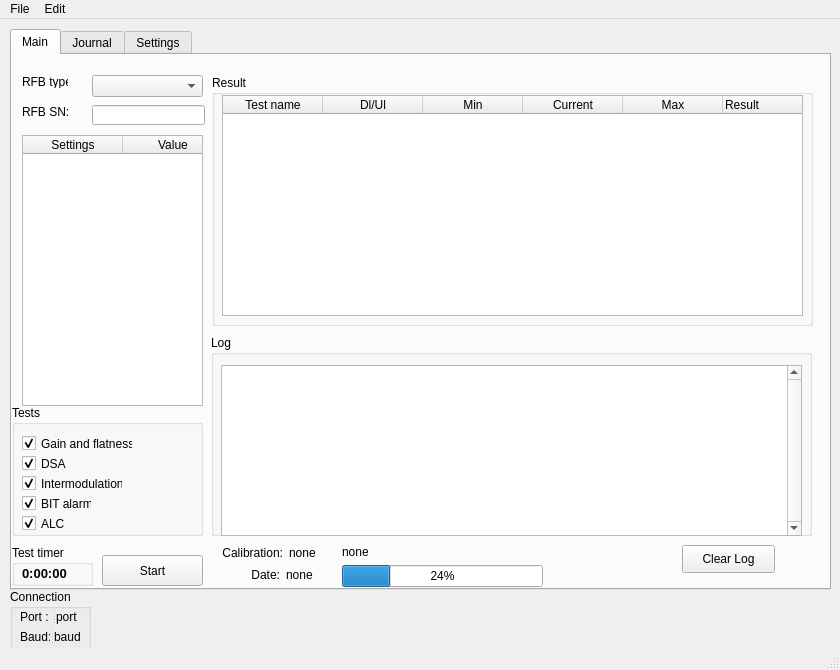
Old version of the form Forms/form.ui in the repository Dimagic/rfbcheck.
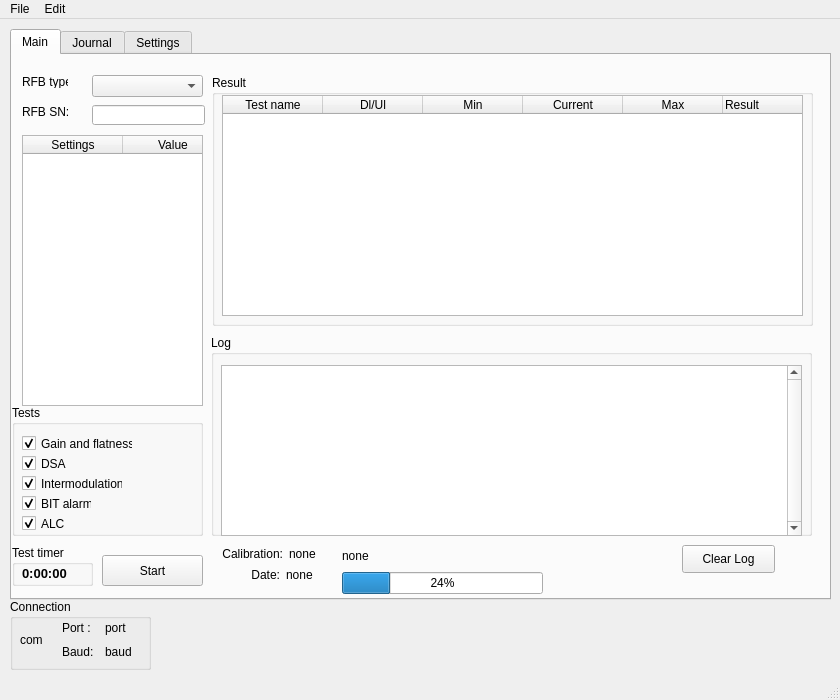
New version of the form. Icons and pictures are not drawn.

Patch:
```diff
--- a/Forms/form.ui
+++ b/Forms/form.ui
@@ -7,19 +7,19 @@
     <x>0</x>
     <y>0</y>
     <width>840</width>
-    <height>670</height>
+    <height>700</height>
    </rect>
   </property>
   <property name="minimumSize">
    <size>
     <width>840</width>
-    <height>670</height>
+    <height>700</height>
    </size>
   </property>
   <property name="maximumSize">
    <size>
     <width>840</width>
-    <height>670</height>
+    <height>700</height>
    </size>
   </property>
   <property name="windowTitle">
@@ -36,7 +36,7 @@
       <x>10</x>
       <y>10</y>
       <width>821</width>
-      <height>561</height>
+      <height>571</height>
      </rect>
     </property>
     <property name="layoutDirection">
@@ -530,8 +530,8 @@
        <rect>
         <x>210</x>
         <y>490</y>
-        <width>101</width>
-        <height>16</height>
+        <width>103</width>
+        <height>18</height>
        </rect>
       </property>
       <layout class="QHBoxLayout" name="horizontalLayout_2">
@@ -560,7 +560,7 @@
         <x>330</x>
         <y>490</y>
         <width>201</width>
-        <height>42</height>
+        <height>49</height>
        </rect>
       </property>
       <layout class="QVBoxLayout" name="verticalLayout">
@@ -1463,31 +1463,39 @@
     <property name="geometry">
      <rect>
       <x>10</x>
-      <y>570</y>
-      <width>81</width>
-      <height>61</height>
+      <y>580</y>
+      <width>141</width>
+      <height>71</height>
      </rect>
     </property>
     <property name="title">
      <string>Connection</string>
     </property>
-    <widget class="QSplitter" name="splitter">
+    <widget class="QWidget" name="">
      <property name="geometry">
       <rect>
        <x>10</x>
        <y>20</y>
-       <width>61</width>
-       <height>16</height>
+       <width>121</width>
+       <height>41</height>
       </rect>
      </property>
-     <property name="orientation">
-      <enum>Qt::Horizontal</enum>
-     </property>
+     <layout class="QGridLayout" name="gridLayout_2">
+      <item row="0" column="0" rowspan="2">
+       <widget class="QLabel" name="movie">
+        <property name="text">
+         <string>com</string>
+        </property>
+       </widget>
+      </item>
+      <item row="0" column="1">
      <widget class="QLabel" name="label">
       <property name="text">
        <string>Port :</string>
       </property>
      </widget>
+      </item>
+      <item row="0" column="2">
      <widget class="QLabel" name="portLbl">
       <property name="enabled">
        <bool>true</bool>
@@ -1496,29 +1504,22 @@
        <string>port</string>
       </property>
      </widget>
-    </widget>
-    <widget class="QSplitter" name="splitter_2">
-     <property name="geometry">
-      <rect>
-       <x>10</x>
-       <y>40</y>
-       <width>61</width>
-       <height>16</height>
-      </rect>
-     </property>
-     <property name="orientation">
-      <enum>Qt::Horizontal</enum>
-     </property>
+      </item>
+      <item row="1" column="1">
      <widget class="QLabel" name="label">
       <property name="text">
        <string>Baud:</string>
       </property>
      </widget>
+      </item>
+      <item row="1" column="2">
      <widget class="QLabel" name="baudLbl">
       <property name="text">
        <string>baud</string>
       </property>
      </widget>
+      </item>
+     </layout>
     </widget>
    </widget>
   </widget>
```
Left out of the diff: 54 changed lines with no effect on the pictures. Lines whose indentation alone changed are shown as unchanged.
